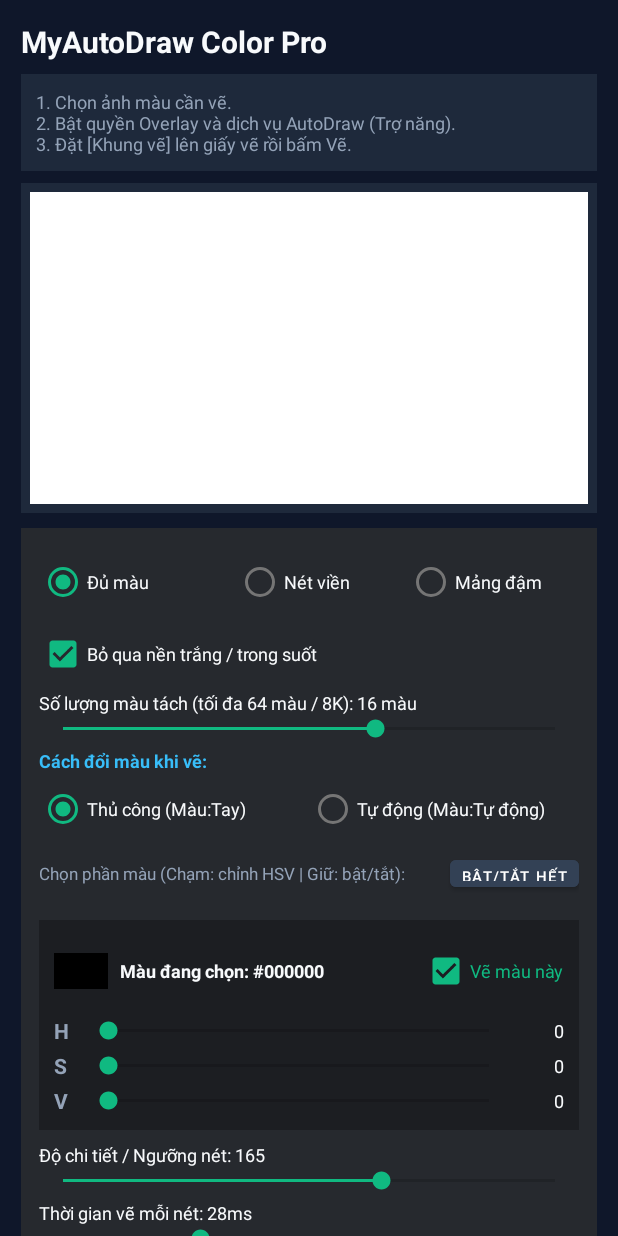
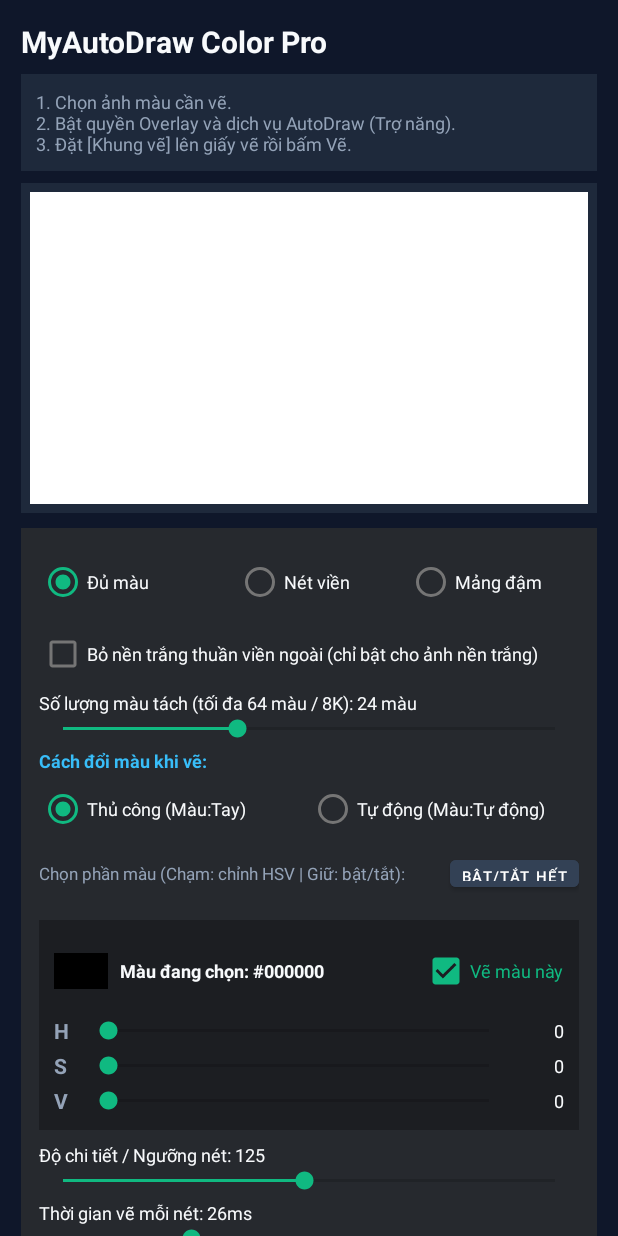
Before and after one commit to kaiMC098/AutoDraw-Pro-v15, an Android app: the screen it shows after launch (MainActivity), on a phone screen of 412 x 824 dp. Run offline under Robolectric (Android 15) with nearby library versions, the phone set to English and light mode, and no system bars.

Commit message:
Add files via upload

```diff
--- a/app/src/main/res/layout/activity_main.xml
+++ b/app/src/main/res/layout/activity_main.xml
@@ -87,23 +87,23 @@
                 android:id="@+id/cbIgnoreWhite"
                 android:layout_width="wrap_content"
                 android:layout_height="wrap_content"
-                android:checked="true"
-                android:text="Bỏ qua nền trắng / trong suốt"
+                android:checked="false"
+                android:text="Bỏ nền trắng thuần viền ngoài (chỉ bật cho ảnh nền trắng)"
                 android:textColor="@color/textLight"
                 android:textSize="12sp" />
             <TextView
                 android:id="@+id/txtColorCountLabel"
                 android:layout_width="wrap_content"
                 android:layout_height="wrap_content"
-                android:text="Số lượng màu tách từ ảnh: 16 màu"
+                android:text="Số lượng màu tách (tối đa 64 màu / 8K): 24 màu"
                 android:textColor="@color/textLight"
                 android:textSize="12sp" />
             <SeekBar
                 android:id="@+id/seekColorCount"
                 android:layout_width="match_parent"
                 android:layout_height="wrap_content"
-                android:max="22"
-                android:progress="14" />
+                android:max="62"
+                android:progress="22" />
             <TextView
                 android:layout_width="wrap_content"
                 android:layout_height="wrap_content"
@@ -297,7 +297,7 @@
                 android:layout_width="wrap_content"
                 android:layout_height="wrap_content"
                 android:layout_marginTop="8dp"
-                android:text="Độ chi tiết / Ngưỡng nét: 165"
+                android:text="Độ chi tiết / Ngưỡng nét: 125"
                 android:textColor="@color/textLight"
                 android:textSize="12sp" />
             <SeekBar
@@ -305,13 +305,13 @@
                 android:layout_width="match_parent"
                 android:layout_height="wrap_content"
                 android:max="255"
-                android:progress="165" />
+                android:progress="125" />
             <TextView
                 android:id="@+id/txtSpeedLabel"
                 android:layout_width="wrap_content"
                 android:layout_height="wrap_content"
                 android:layout_marginTop="4dp"
-                android:text="Thời gian vẽ mỗi nét: 28ms"
+                android:text="Thời gian vẽ mỗi nét: 26ms"
                 android:textColor="@color/textLight"
                 android:textSize="12sp" />
             <SeekBar
@@ -319,7 +319,7 @@
                 android:layout_width="match_parent"
                 android:layout_height="wrap_content"
                 android:max="100"
-                android:progress="28" />
+                android:progress="26" />
         </LinearLayout>
         <Button
             android:id="@+id/btnLoad"
```
